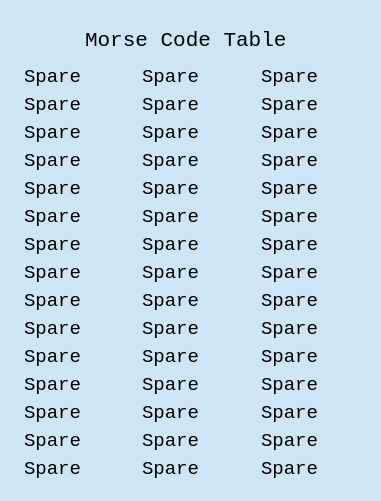
ros-visualization/robhum_ui_utils, file morseInput/src/morseInput/qt_files/morseTable/morsetabledialog.ui: the form before one commit.
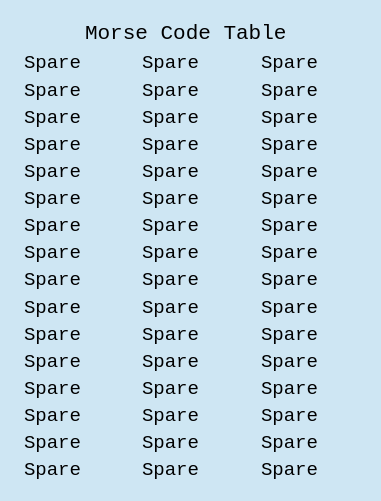
The form after the commit.

Commit message: Added BS, AA, and HT to special Morse. Added respective slots in Morse cheat sheet. Changed error signal to >7 dots, because 7 dots are now needed for HS. Started with option slider value tooltips, but failed. Will add separate labels, and connect them to value-changed."

The edit to the form file:
```diff
--- a/morseInput/src/morseInput/qt_files/morseTable/morsetabledialog.ui
+++ b/morseInput/src/morseInput/qt_files/morseTable/morsetabledialog.ui
@@ -796,6 +796,54 @@
         </property>
        </widget>
       </item>
+      <item row="15" column="0">
+       <widget class="QLabel" name="label_46">
+        <property name="font">
+         <font>
+          <family>Monospace</family>
+          <pointsize>14</pointsize>
+         </font>
+        </property>
+        <property name="text">
+         <string>Spare</string>
+        </property>
+        <property name="indent">
+         <number>13</number>
+        </property>
+       </widget>
+      </item>
+      <item row="15" column="1">
+       <widget class="QLabel" name="label_47">
+        <property name="font">
+         <font>
+          <family>Monospace</family>
+          <pointsize>14</pointsize>
+         </font>
+        </property>
+        <property name="text">
+         <string>Spare</string>
+        </property>
+        <property name="indent">
+         <number>13</number>
+        </property>
+       </widget>
+      </item>
+      <item row="15" column="2">
+       <widget class="QLabel" name="label_48">
+        <property name="font">
+         <font>
+          <family>Monospace</family>
+          <pointsize>14</pointsize>
+         </font>
+        </property>
+        <property name="text">
+         <string>Spare</string>
+        </property>
+        <property name="indent">
+         <number>13</number>
+        </property>
+       </widget>
+      </item>
      </layout>
     </item>
    </layout>
```
Left out of the diff: 36 changed lines with no effect on the pictures. The commit also changes 4 other files.
